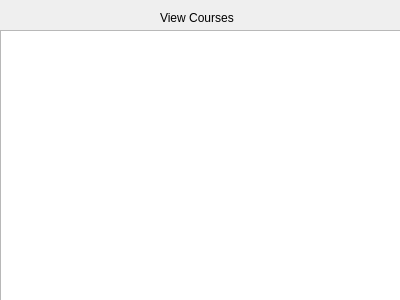
Qt form viewcourses.ui (ahmedmgh67/coursetracking-cs2) before a commit.
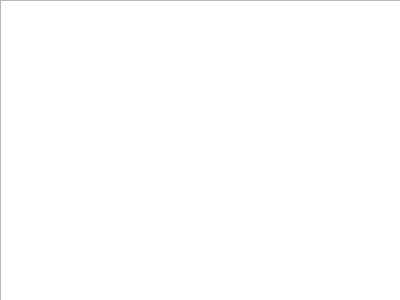
The same form after that commit.

What changed in the file:
```diff
--- a/viewcourses.ui
+++ b/viewcourses.ui
@@ -17,25 +17,12 @@
    <property name="geometry">
     <rect>
      <x>0</x>
-     <y>30</y>
+     <y>0</y>
      <width>401</width>
-     <height>271</height>
+     <height>301</height>
     </rect>
    </property>
   </widget>
-  <widget class="QLabel" name="label">
-   <property name="geometry">
-    <rect>
-     <x>160</x>
-     <y>10</y>
-     <width>91</width>
-     <height>16</height>
-    </rect>
-   </property>
-   <property name="text">
-    <string>View Courses</string>
-   </property>
-  </widget>
  </widget>
  <resources/>
  <connections/>
```
